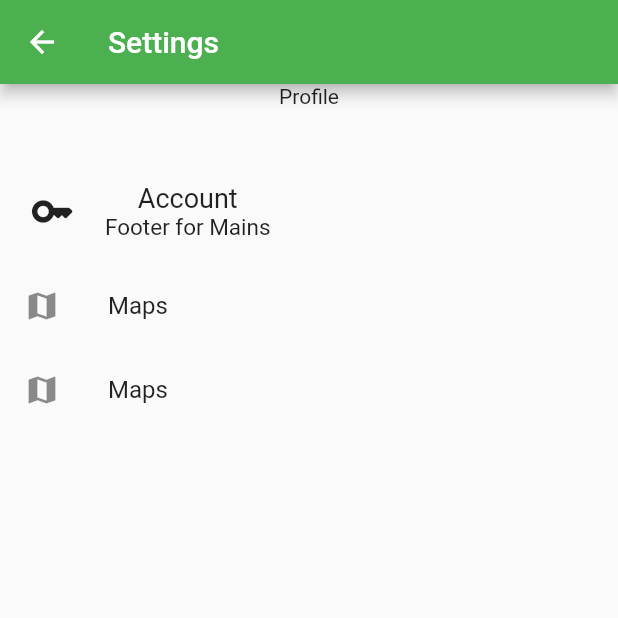
After one commit to ratanpatil212/whats_app_clone, a Flutter app: the SettingsList screen opened by its route, on a phone screen of 412 x 824 dp, the top half of it. The commit adds this screen. Run offline on Flutter 3.47's test engine with Material 2 defaults, Android fonts, the phone set to English and light mode, and no system bars; our stand-ins replace firebase_auth, firebase_core, fluttertoast, hexcolor; accounts and stored records are empty.

Commit message:
popupbutton and settings page added

```diff
--- a/lib/route/route.dart
+++ b/lib/route/route.dart
@@ -3,10 +3,12 @@ import 'package:whats_app_clone/scripts/Creds.dart';
 import 'package:whats_app_clone/scripts/home.dart';
 import 'package:whats_app_clone/main.dart';
 import 'package:whats_app_clone/scripts/loginprocess.dart';
+import 'package:whats_app_clone/scripts/settingspage.dart';
 
 const String CredsPage = 'Creds';
 const String HomePagePage = 'Home';
 const String LoginPage = 'LoginProcess';
+const String SettingsPage = 'Settings';
 
 Route<dynamic> controller(RouteSettings settings) {
   switch (settings.name) {
@@ -18,6 +20,9 @@ Route<dynamic> controller(RouteSettings settings) {
       break;
     case LoginPage:
       return MaterialPageRoute(builder: (context) => loginForm());
+      break;
+    case SettingsPage:
+      return MaterialPageRoute(builder: (context) => SettingsList());
     default:
       throw ('This page does not exist');
   }
--- a/lib/scripts/Creds.dart
+++ b/lib/scripts/Creds.dart
@@ -1,8 +1,8 @@
 import 'package:flutter/material.dart';
 import 'package:hexcolor/hexcolor.dart';
-import 'package:whats_app_clone/scripts/home.dart';
 import 'package:whats_app_clone/route/route.dart' as route;
 import 'package:whats_app_clone/scripts/loginprocess.dart';
+import 'package:firebase_auth/firebase_auth.dart';
 import 'package:whats_app_clone/scripts/signupprocess.dart';
 
 class Credentials extends StatefulWidget {
@@ -15,6 +15,8 @@ class Credentials extends StatefulWidget {
 class _CredentialsState extends State<Credentials>
     with SingleTickerProviderStateMixin {
   late TabController _credsTabController;
+
+  final _auth = FirebaseAuth.instance;
 
   @override
   void initState() {
@@ -33,6 +35,7 @@ class _CredentialsState extends State<Credentials>
   Widget build(BuildContext context) {
     return Scaffold(
       appBar: AppBar(
+        automaticallyImplyLeading: false,
         title: const Text(
           "WhatsApp",
           style: TextStyle(
--- /dev/null
+++ b/lib/scripts/settingspage.dart
@@ -0,0 +1,76 @@
+import 'package:flutter/material.dart';
+import 'package:flutter/src/foundation/key.dart';
+import 'package:flutter/src/widgets/framework.dart';
+import 'package:flutter/widgets.dart';
+
+class SettingsList extends StatefulWidget {
+  const SettingsList({Key? key}) : super(key: key);
+
+  @override
+  State<SettingsList> createState() => _SettingsListState();
+}
+
+class _SettingsListState extends State<SettingsList> {
+  @override
+  Widget build(BuildContext context) {
+    return Scaffold(
+      appBar: AppBar(
+        title: const Text("Settings"),
+      ),
+      body: Column(
+        children: [
+          Container(
+            child: Text("Profile"),
+            height: 50,
+          ),
+          Container(
+            height: 500,
+            child: Expanded(
+              child: ListView(
+                children: <Widget>[
+                  Container(
+                    child: Row(
+                      children: [
+                        Padding(
+                          padding: const EdgeInsets.all(20.0),
+                          child: Icon(
+                            Icons.key_rounded,
+                            size: 30,
+                          ),
+                        ),
+                        Column(
+                          children: [
+                            Text(
+                              "Account",
+                              style: TextStyle(
+                                fontSize: 18,
+                              ),
+                            ),
+                            Text(
+                              "Footer for Mains",
+                              style: TextStyle(
+                                fontSize: 15,
+                              ),
+                            )
+                          ],
+                        )
+                      ],
+                    ),
+                  ),
+                  ListTile(
+                    leading: Icon(Icons.map),
+                    title: Text("Maps"),
+                  ),
+                  ListTile(
+                    leading: Icon(Icons.map),
+                    title: Text("Maps"),
+                  ),
+                ],
+              ),
+            ),
+          ),
+        ],
+      ),
+    );
+  }
+}
--- a/pubspec.yaml
+++ b/pubspec.yaml
@@ -41,6 +41,8 @@ dependencies:
   google_fonts: ^3.0.1
   firebase_core: ^1.19.1
   firebase_auth: ^3.4.1
+  firebase_database: ^9.0.19
+  cloud_firestore: ^3.3.0
 
 dev_dependencies:
   build_runner: ^2.1.11
```
Also changed, not shown: lib/main.dart (+1 -15 lines), lib/scripts/home.dart (+49 -8 lines), lib/scripts/profilepage.dart (added), pubspec.lock, 2 other files.
